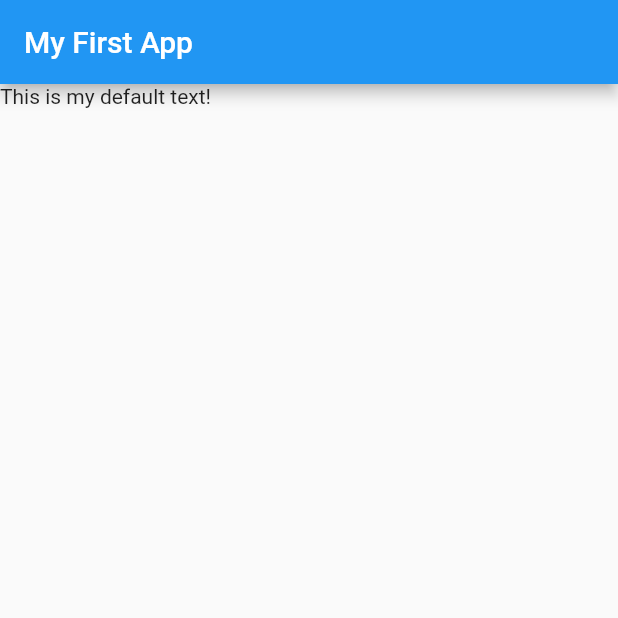
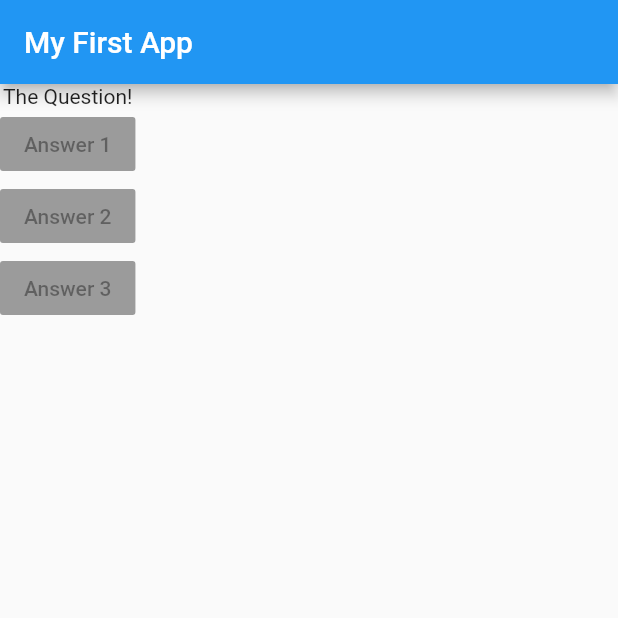
Before and after one commit to KasRoid/Flutter-The-Complete-Guide, a Flutter app: the screen it shows after launch, on a phone screen of 412 x 824 dp, the top half of it. Run offline on Flutter 3.47's test engine with Material 2 defaults, Android fonts, the phone set to English and light mode, and no system bars.

Commit message:
feat: Adding Layout Widgets

```diff
--- a/flutter_basics/lib/main.dart
+++ b/flutter_basics/lib/main.dart
@@ -7,8 +7,33 @@ void main() {
 class MyApp extends StatelessWidget {
   @override
   Widget build(BuildContext context) {
+    var questions = [
+      'What\'s your favorite color?',
+      'What\'s your favorite animal?',
+    ];
     return MaterialApp(
-      home: Scaffold(appBar: AppBar(title: Text('My First App'),), body: Text('This is my default text!'),),
+      home: Scaffold(
+        appBar: AppBar(
+          title: Text('My First App'),
+        ),
+        body: Column(
+          children: [
+            Text('The Question!'),
+            RaisedButton(
+              child: Text('Answer 1'),
+              onPressed: null,
+            ),
+            RaisedButton(
+              child: Text('Answer 2'),
+              onPressed: null,
+            ),
+            RaisedButton(
+              child: Text('Answer 3'),
+              onPressed: null,
+            ),
+          ],
+        ),
+      ),
     );
   }
 }
```
